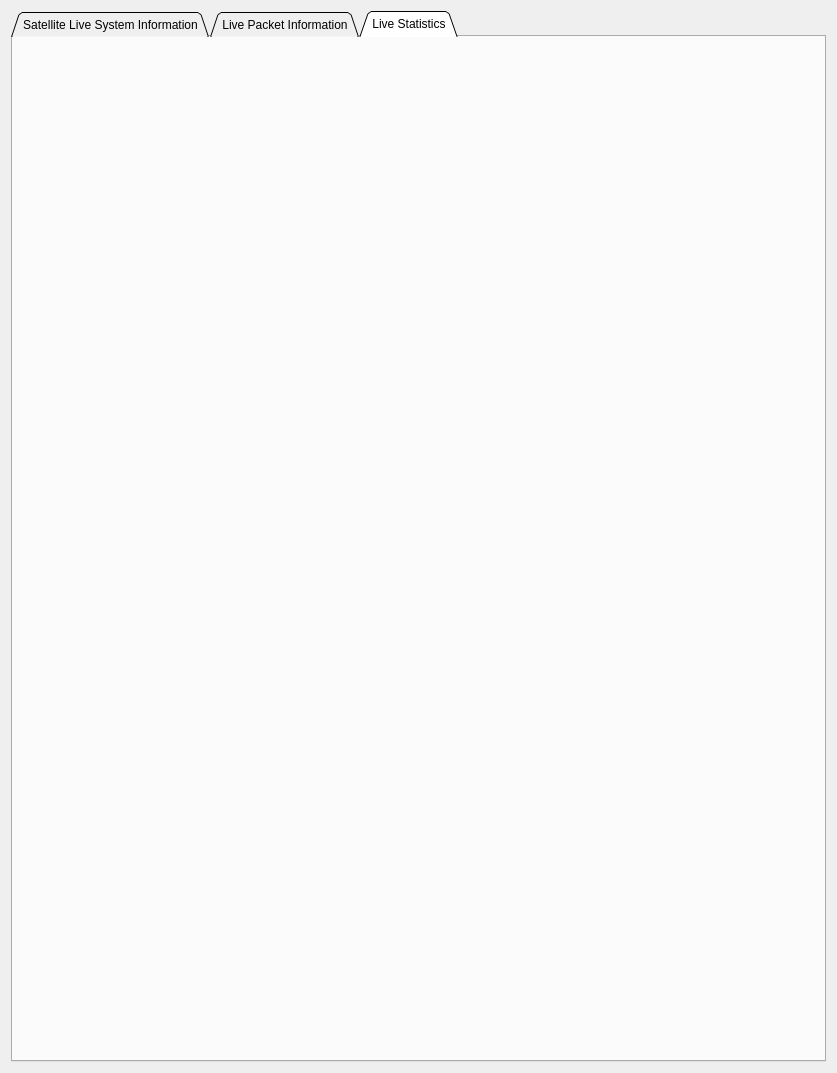
This is FOSSAGSCP/systeminformationpane.ui in FOSSASystems/FOSSA-GroundStationControlPanel as Qt 5 draws it before an edit. The edited form follows.
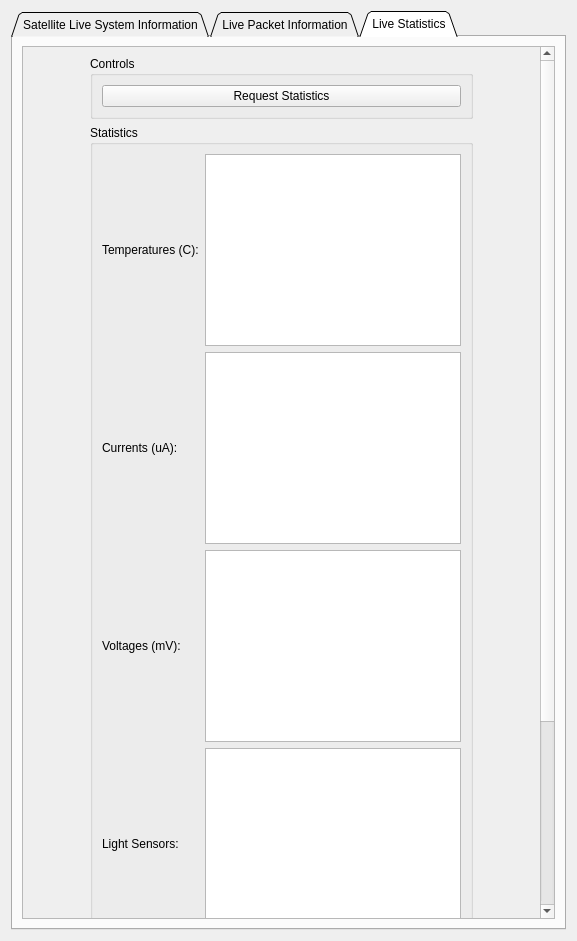
This is the edited form. The open tabs and pages were chosen to show the change.

Commit message: added version log, added ui boxes to live statistics

Diff of the .ui file:
```diff
--- a/FOSSAGSCP/systeminformationpane.ui
+++ b/FOSSAGSCP/systeminformationpane.ui
@@ -6,8 +6,8 @@
    <rect>
     <x>0</x>
     <y>0</y>
-    <width>837</width>
-    <height>1073</height>
+    <width>577</width>
+    <height>941</height>
    </rect>
   </property>
   <property name="windowTitle">
@@ -992,6 +992,111 @@
       <attribute name="title">
        <string>Live Statistics</string>
       </attribute>
+      <layout class="QGridLayout" name="gridLayout_16">
+       <item row="1" column="0">
+        <widget class="QScrollArea" name="scrollArea_2">
+         <property name="widgetResizable">
+          <bool>true</bool>
+         </property>
+         <property name="alignment">
+          <set>Qt::AlignCenter</set>
+         </property>
+         <widget class="QWidget" name="scrollAreaWidgetContents_2">
+          <property name="geometry">
+           <rect>
+            <x>44</x>
+            <y>-253</y>
+            <width>417</width>
+            <height>1125</height>
+           </rect>
+          </property>
+          <property name="sizePolicy">
+           <sizepolicy hsizetype="Fixed" vsizetype="Fixed">
+            <horstretch>0</horstretch>
+            <verstretch>0</verstretch>
+           </sizepolicy>
+          </property>
+          <layout class="QGridLayout" name="gridLayout_17">
+           <item row="1" column="0">
+            <widget class="QGroupBox" name="groupBox_14">
+             <property name="title">
+              <string>Statistics</string>
+             </property>
+             <layout class="QGridLayout" name="gridLayout_18">
+              <item row="4" column="0">
+               <widget class="QLabel" name="label_48">
+                <property name="text">
+                 <string>IMU:</string>
+                </property>
+               </widget>
+              </item>
+              <item row="1" column="1">
+               <widget class="QPlainTextEdit" name="LiveStatistics_Currents_PlainTextEdit"/>
+              </item>
+              <item row="3" column="0">
+               <widget class="QLabel" name="label_47">
+                <property name="text">
+                 <string>Light Sensors:</string>
+                </property>
+               </widget>
+              </item>
+              <item row="1" column="0">
+               <widget class="QLabel" name="label_45">
+                <property name="text">
+                 <string>Currents (uA):</string>
+                </property>
+               </widget>
+              </item>
+              <item row="0" column="1">
+               <widget class="QPlainTextEdit" name="LiveStatistics_Temperatures_PlainTextEdit"/>
+              </item>
+              <item row="2" column="1">
+               <widget class="QPlainTextEdit" name="LiveStatistics_Voltages_PlainTextEdit"/>
+              </item>
+              <item row="2" column="0">
+               <widget class="QLabel" name="label_46">
+                <property name="text">
+                 <string>Voltages (mV):</string>
+                </property>
+               </widget>
+              </item>
+              <item row="0" column="0">
+               <widget class="QLabel" name="label_44">
+                <property name="text">
+                 <string>Temperatures (C):</string>
+                </property>
+               </widget>
+              </item>
+              <item row="3" column="1">
+               <widget class="QPlainTextEdit" name="LiveStatistics_LightSensors_PlainTextEdit"/>
+              </item>
+              <item row="4" column="1">
+               <widget class="QPlainTextEdit" name="LiveStatistics_IMU_PlainTextEdit"/>
+              </item>
+             </layout>
+            </widget>
+           </item>
+           <item row="0" column="0">
+            <widget class="QGroupBox" name="groupBox_15">
+             <property name="title">
+              <string>Controls</string>
+             </property>
+             <layout class="QGridLayout" name="gridLayout_19">
+              <item row="0" column="0">
+               <widget class="QPushButton" name="LiveStatistics_Request_PushButton">
+                <property name="text">
+                 <string>Request Statistics</string>
+                </property>
+               </widget>
+              </item>
+             </layout>
+            </widget>
+           </item>
+          </layout>
+         </widget>
+        </widget>
+       </item>
+      </layout>
      </widget>
     </widget>
    </item>
```
Left out of the diff: 21 changed lines with no effect on the pictures. The commit also changes 1 other file.
